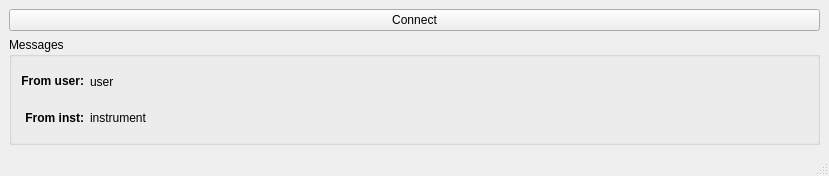
First picture: the form in instruments/instctrl/proxy/ProxyMainWindow.ui, repository NCAR/nimbus, before the edit.
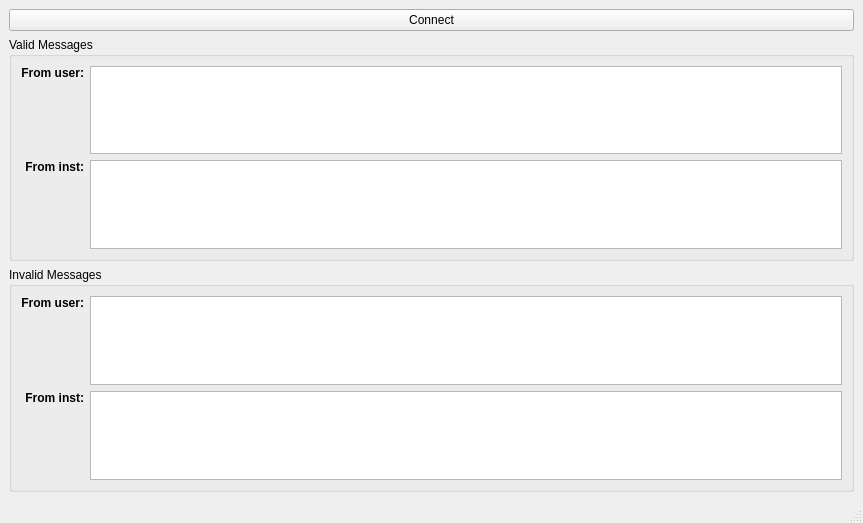
Second picture: the form after the edit.

Commit message: Proxy reports and displays valid and invalid (i.e. not registered) messages. Message display in the proxy UI occurs in scrollable windows.

Diff of the .ui file:
```diff
--- a/instruments/instctrl/proxy/ProxyMainWindow.ui
+++ b/instruments/instctrl/proxy/ProxyMainWindow.ui
@@ -6,8 +6,8 @@
    <rect>
     <x>0</x>
     <y>0</y>
-    <width>829</width>
-    <height>176</height>
+    <width>863</width>
+    <height>523</height>
    </rect>
   </property>
   <property name="windowTitle">
@@ -25,7 +25,7 @@
     <item>
      <widget class="QGroupBox" name="groupBox">
       <property name="title">
-       <string notr="true">Messages</string>
+       <string notr="true">Valid Messages</string>
       </property>
       <layout class="QGridLayout" name="gridLayout">
        <item row="0" column="0">
@@ -39,19 +39,19 @@
          <property name="text">
           <string>&lt;html&gt;&lt;head/&gt;&lt;body&gt;&lt;p align=&quot;right&quot;&gt;&lt;span style=&quot; font-weight:600;&quot;&gt;From user:&lt;/span&gt;&lt;/p&gt;&lt;/body&gt;&lt;/html&gt;</string>
          </property>
+         <property name="alignment">
+          <set>Qt::AlignLeading|Qt::AlignLeft|Qt::AlignTop</set>
+         </property>
         </widget>
        </item>
        <item row="0" column="1">
-        <widget class="QLabel" name="_msgsFromUser">
+        <widget class="QTextEdit" name="_validFromUser">
          <property name="sizePolicy">
-          <sizepolicy hsizetype="MinimumExpanding" vsizetype="MinimumExpanding">
+          <sizepolicy hsizetype="MinimumExpanding" vsizetype="Expanding">
            <horstretch>0</horstretch>
            <verstretch>0</verstretch>
           </sizepolicy>
          </property>
-         <property name="text">
-          <string>user</string>
-         </property>
         </widget>
        </item>
        <item row="1" column="0">
@@ -65,21 +65,75 @@
          <property name="text">
           <string>&lt;html&gt;&lt;head/&gt;&lt;body&gt;&lt;p align=&quot;right&quot;&gt;&lt;span style=&quot; font-weight:600;&quot;&gt;From inst:&lt;/span&gt;&lt;/p&gt;&lt;/body&gt;&lt;/html&gt;</string>
          </property>
+         <property name="alignment">
+          <set>Qt::AlignLeading|Qt::AlignLeft|Qt::AlignTop</set>
+         </property>
         </widget>
        </item>
        <item row="1" column="1">
-        <widget class="QLabel" name="_msgsFromSwitch">
+        <widget class="QTextEdit" name="_validFromSwitch">
          <property name="sizePolicy">
-          <sizepolicy hsizetype="MinimumExpanding" vsizetype="MinimumExpanding">
+          <sizepolicy hsizetype="Expanding" vsizetype="Expanding">
            <horstretch>0</horstretch>
            <verstretch>0</verstretch>
           </sizepolicy>
          </property>
+         <property name="html">
+          <string>&lt;!DOCTYPE HTML PUBLIC &quot;-//W3C//DTD HTML 4.0//EN&quot; &quot;http://www.w3.org/TR/REC-html40/strict.dtd&quot;&gt;
+&lt;html&gt;&lt;head&gt;&lt;meta name=&quot;qrichtext&quot; content=&quot;1&quot; /&gt;&lt;style type=&quot;text/css&quot;&gt;
+p, li { white-space: pre-wrap; }
+&lt;/style&gt;&lt;/head&gt;&lt;body style=&quot; font-family:'Lucida Grande'; font-size:13pt; font-weight:400; font-style:normal;&quot;&gt;
+&lt;p style=&quot;-qt-paragraph-type:empty; margin-top:0px; margin-bottom:0px; margin-left:0px; margin-right:0px; -qt-block-indent:0; text-indent:0px;&quot;&gt;&lt;br /&gt;&lt;/p&gt;&lt;/body&gt;&lt;/html&gt;</string>
+         </property>
+        </widget>
+       </item>
+      </layout>
+     </widget>
+    </item>
+    <item>
+     <widget class="QGroupBox" name="groupBox_2">
+      <property name="title">
+       <string notr="true">Invalid Messages</string>
+      </property>
+      <layout class="QGridLayout" name="gridLayout_2">
+       <item row="0" column="0">
+        <widget class="QLabel" name="label_3">
+         <property name="sizePolicy">
+          <sizepolicy hsizetype="Minimum" vsizetype="Preferred">
+           <horstretch>0</horstretch>
+           <verstretch>0</verstretch>
+          </sizepolicy>
+         </property>
          <property name="text">
-          <string>instrument</string>
+          <string>&lt;html&gt;&lt;head/&gt;&lt;body&gt;&lt;p align=&quot;right&quot;&gt;&lt;span style=&quot; font-weight:600;&quot;&gt;From user:&lt;/span&gt;&lt;/p&gt;&lt;/body&gt;&lt;/html&gt;</string>
          </property>
+         <property name="alignment">
+          <set>Qt::AlignLeading|Qt::AlignLeft|Qt::AlignTop</set>
+         </property>
         </widget>
        </item>
+       <item row="0" column="1">
+        <widget class="QTextEdit" name="_invalidFromUser"/>
+       </item>
+       <item row="1" column="0">
+        <widget class="QLabel" name="label_4">
+         <property name="sizePolicy">
+          <sizepolicy hsizetype="Minimum" vsizetype="Preferred">
+           <horstretch>0</horstretch>
+           <verstretch>0</verstretch>
+          </sizepolicy>
+         </property>
+         <property name="text">
+          <string>&lt;html&gt;&lt;head/&gt;&lt;body&gt;&lt;p align=&quot;right&quot;&gt;&lt;span style=&quot; font-weight:600;&quot;&gt;From inst:&lt;/span&gt;&lt;/p&gt;&lt;/body&gt;&lt;/html&gt;</string>
+         </property>
+         <property name="alignment">
+          <set>Qt::AlignLeading|Qt::AlignLeft|Qt::AlignTop</set>
+         </property>
+        </widget>
+       </item>
+       <item row="1" column="1">
+        <widget class="QTextEdit" name="_invalidFromSwitch"/>
+       </item>
       </layout>
      </widget>
     </item>
```
Left out of the diff: 4 changed lines with no effect on the pictures. The commit also changes 6 other files.
